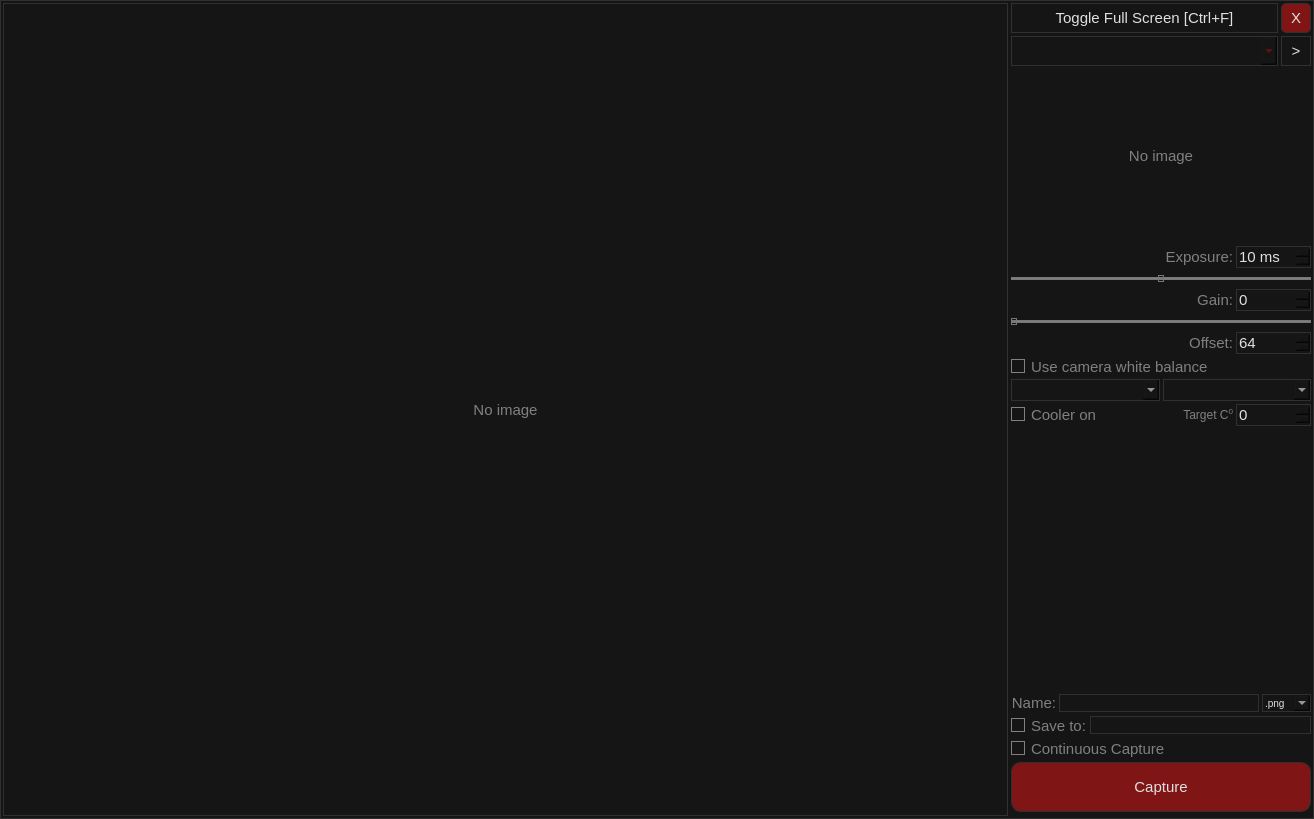
Qt form mainframe.ui (aleksey-ka/OpenAP-AstroPhotography) before a commit.
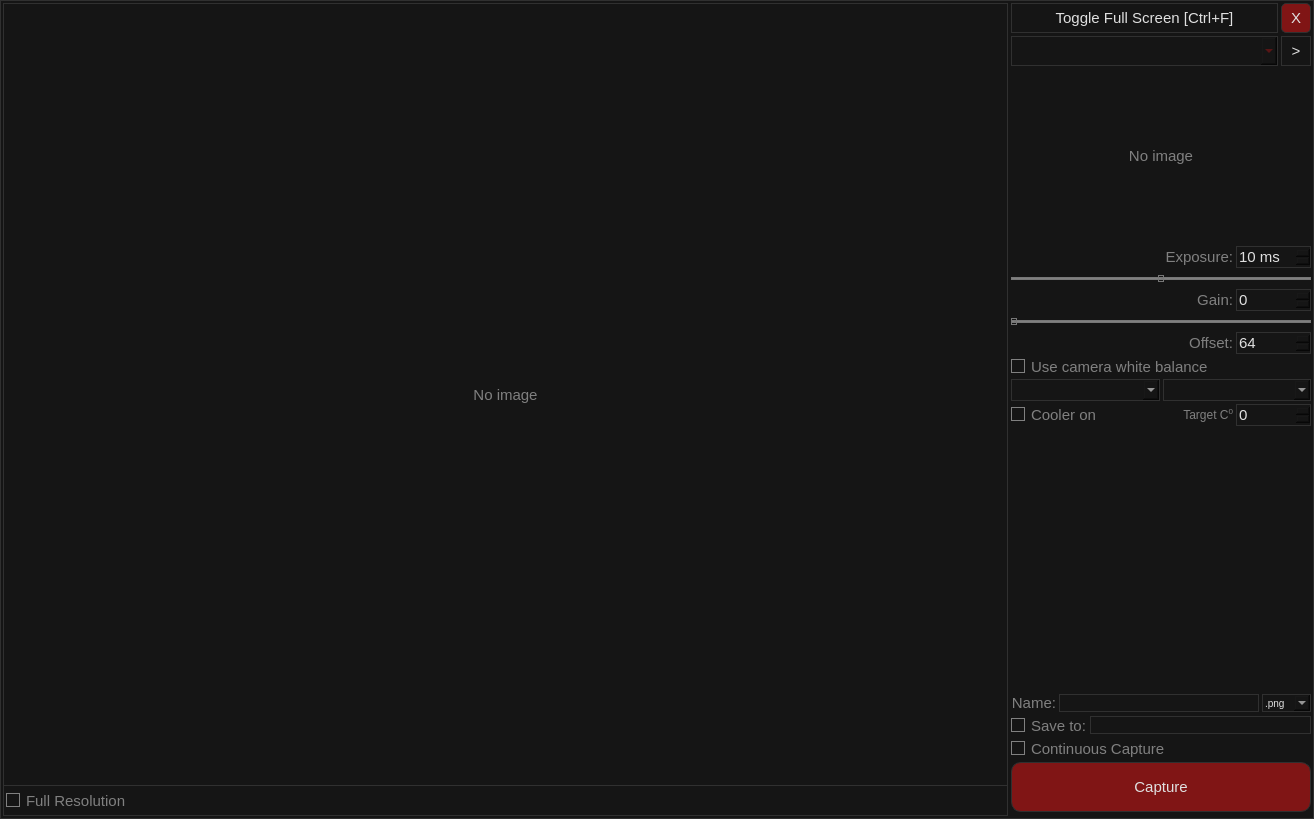
The same form after that commit. Custom widgets are drawn as their Qt base class.

```diff
--- a/mainframe.ui
+++ b/mainframe.ui
@@ -79,13 +79,87 @@
   <widget class="QWidget" name="centralWidget">
    <layout class="QHBoxLayout" name="horizontalLayout">
     <item>
-     <widget class="ImageView" name="imageView">
-      <property name="text">
-       <string>No image</string>
+     <widget class="QFrame" name="imageFrame">
+      <property name="styleSheet">
+       <string notr="true"/>
       </property>
-      <property name="alignment">
-       <set>Qt::AlignCenter</set>
+      <property name="frameShape">
+       <enum>QFrame::StyledPanel</enum>
       </property>
+      <layout class="QVBoxLayout" name="verticalLayout_4">
+       <property name="spacing">
+        <number>0</number>
+       </property>
+       <property name="leftMargin">
+        <number>0</number>
+       </property>
+       <property name="topMargin">
+        <number>0</number>
+       </property>
+       <property name="rightMargin">
+        <number>0</number>
+       </property>
+       <property name="bottomMargin">
+        <number>0</number>
+       </property>
+       <item>
+        <widget class="ImageView" name="imageView">
+         <property name="styleSheet">
+          <string notr="true">border:none;</string>
+         </property>
+         <property name="text">
+          <string>No image</string>
+         </property>
+         <property name="alignment">
+          <set>Qt::AlignCenter</set>
+         </property>
+        </widget>
+       </item>
+       <item>
+        <widget class="QFrame" name="imageControlsFrame">
+         <property name="maximumSize">
+          <size>
+           <width>16777215</width>
+           <height>30</height>
+          </size>
+         </property>
+         <property name="styleSheet">
+          <string notr="true">QFrame {
+	border-right:none;
+	border-left:none;
+	border-bottom:none;
+}</string>
+         </property>
+         <property name="frameShape">
+          <enum>QFrame::StyledPanel</enum>
+         </property>
+         <property name="frameShadow">
+          <enum>QFrame::Raised</enum>
+         </property>
+         <layout class="QHBoxLayout" name="horizontalLayout_11">
+          <property name="leftMargin">
+           <number>2</number>
+          </property>
+          <property name="topMargin">
+           <number>2</number>
+          </property>
+          <property name="rightMargin">
+           <number>2</number>
+          </property>
+          <property name="bottomMargin">
+           <number>2</number>
+          </property>
+          <item>
+           <widget class="QCheckBox" name="showFullResolution">
+            <property name="text">
+             <string>Full Resolution</string>
+            </property>
+           </widget>
+          </item>
+         </layout>
+        </widget>
+       </item>
+      </layout>
      </widget>
     </item>
     <item>
```
Left out of the diff: 2 changed lines with no effect on the pictures.
